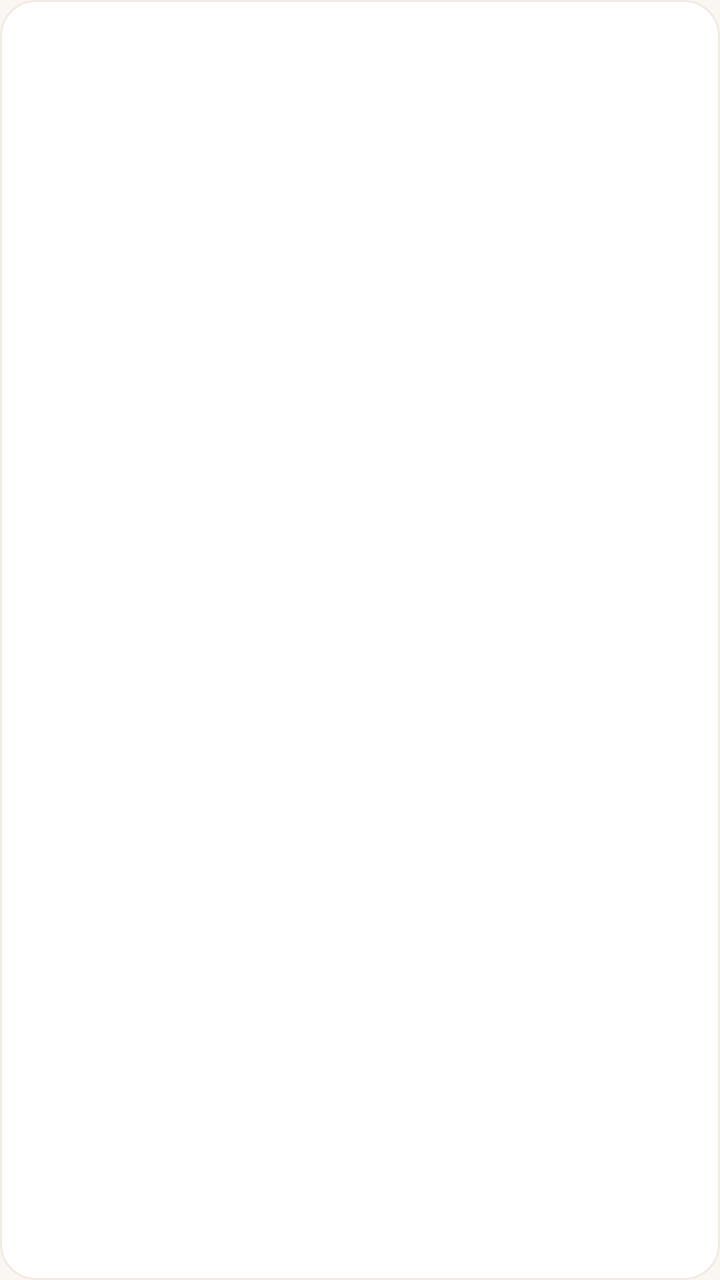
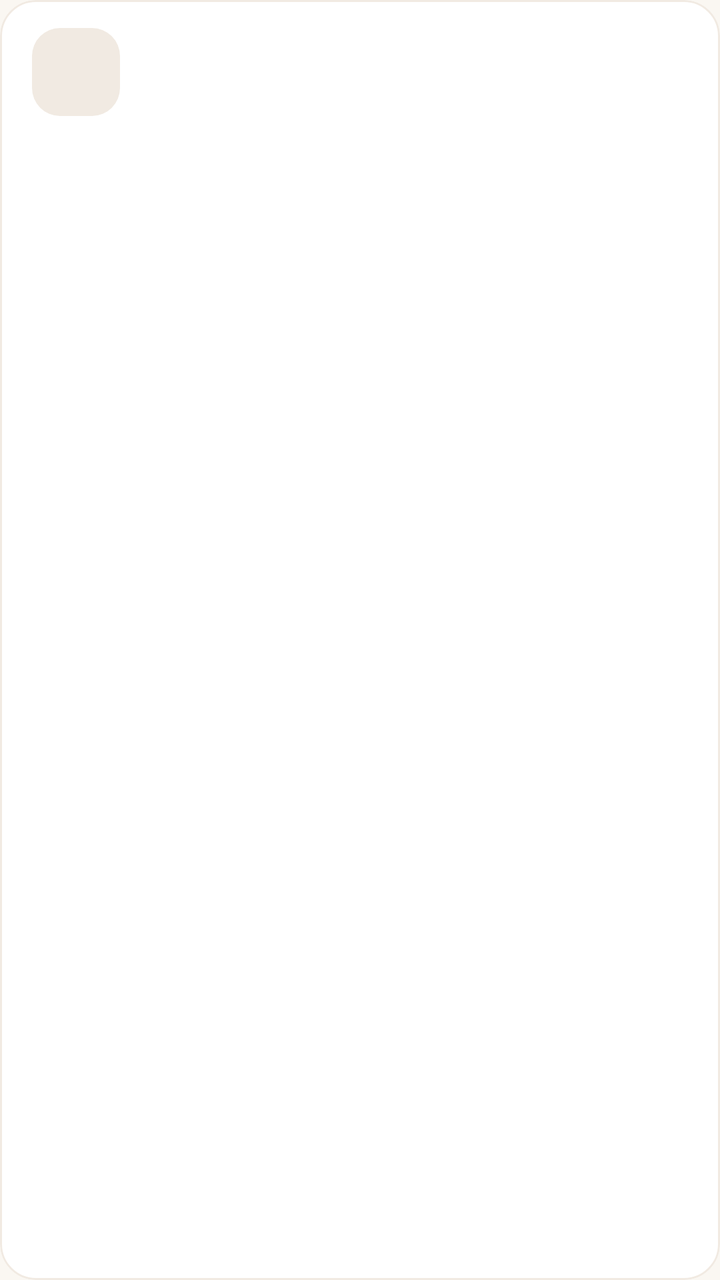

An Android layout rendered at two revisions. The XML below is the earlier revision; the diff shows what the commit changed to produce the second picture.
<!-- AndroidManifest.xml: application theme Theme.NoPainNoScan -->
<!-- res/layout/item_scan.xml -->
<?xml version="1.0" encoding="utf-8"?>
<com.google.android.material.card.MaterialCardView xmlns:android="http://schemas.android.com/apk/res/android"
    xmlns:app="http://schemas.android.com/apk/res-auto"
    android:layout_width="match_parent"
    android:layout_height="wrap_content"
    android:layout_marginBottom="8dp"
    app:cardCornerRadius="18dp">

    <LinearLayout
        android:layout_width="match_parent"
        android:layout_height="wrap_content"
        android:gravity="center_vertical"
        android:orientation="horizontal"
        android:paddingHorizontal="16dp"
        android:paddingVertical="14dp">

        <LinearLayout
            android:layout_width="0dp"
            android:layout_height="wrap_content"
            android:layout_weight="1"
            android:orientation="vertical">

            <TextView
                android:id="@+id/tvName"
                style="@style/Text.Body"
                android:layout_width="match_parent"
                android:layout_height="wrap_content"
                android:ellipsize="end"
                android:maxLines="1"
                android:textSize="15sp"
                android:textStyle="bold" />

            <TextView
                android:id="@+id/tvMeta"
                style="@style/Text.Muted"
                android:layout_width="wrap_content"
                android:layout_height="wrap_content"
                android:layout_marginTop="2dp" />
        </LinearLayout>

        <TextView
            android:id="@+id/tvScore"
            style="@style/Text.Pill"
            android:layout_width="wrap_content"
            android:layout_height="wrap_content"
            android:layout_marginStart="12dp"
            android:background="@drawable/bg_pill"
            android:paddingHorizontal="10dp"
            android:paddingVertical="6dp" />
    </LinearLayout>
</com.google.android.material.card.MaterialCardView>
<!-- resources referenced by this layout -->
<resources>
  <!-- drawable bg_pill (drawable) -->
  <?xml version="1.0" encoding="utf-8"?>
  <shape xmlns:android="http://schemas.android.com/apk/res/android" android:shape="rectangle">
      <corners android:radius="999dp" />
      <solid android:color="@color/surface" />
  </shape>
  <style name="Text.Body" parent="TextAppearance.Material3.BodyMedium">
          <item name="android:textSize">14sp</item>
          <item name="android:textColor">@color/ink</item>
      </style>
  <style name="Text.Muted" parent="TextAppearance.Material3.BodySmall">
          <item name="android:textSize">12sp</item>
          <item name="android:textColor">@color/muted</item>
      </style>
  <style name="Text.Pill" parent="TextAppearance.Material3.LabelMedium">
          <item name="android:fontFamily">@font/sora</item>
          <item name="android:textStyle">bold</item>
          <item name="android:textSize">13sp</item>
      </style>
  <color name="surface">#FFFFFF</color>
  <color name="ink">#1F1B17</color>
  <color name="muted">#7A7169</color>
  <color name="coral">#E0694F</color>
  <color name="on_coral">#FFFFFF</color>
  <color name="coral_container">#FFE3DA</color>
  <color name="coral_dark">#C4553D</color>
  <color name="tonal">#F1EAE2</color>
  <color name="tonal_2">#E8DFD4</color>
  <color name="cat_a_ne_pas_manger">#CC4A4A</color>
  <color name="bg">#FAF7F2</color>
  <style name="Widget.NoPainNoScan.Button" parent="Widget.Material3.Button">
          <item name="cornerRadius">18dp</item>
          <item name="android:minHeight">56dp</item>
          <item name="android:fontFamily">@font/sora</item>
          <item name="android:textStyle">bold</item>
          <item name="android:textSize">16sp</item>
          <item name="android:letterSpacing">0</item>
          <item name="android:textAllCaps">false</item>
      </style>
  <style name="Widget.NoPainNoScan.TextInput" parent="Widget.Material3.TextInputLayout.OutlinedBox">
          <item name="boxCornerRadiusTopStart">14dp</item>
          <item name="boxCornerRadiusTopEnd">14dp</item>
          <item name="boxCornerRadiusBottomStart">14dp</item>
          <item name="boxCornerRadiusBottomEnd">14dp</item>
          <item name="boxStrokeColor">@color/text_input_stroke</item>
          <item name="boxStrokeWidth">1.5dp</item>
          <item name="hintTextColor">@color/coral</item>
          <item name="android:textColorHint">@color/muted</item>
          <item name="suffixTextColor">@color/muted</item>
      </style>
  <style name="Widget.NoPainNoScan.Card" parent="Widget.Material3.CardView.Outlined">
          <item name="cardCornerRadius">24dp</item>
          <item name="cardElevation">0dp</item>
          <item name="strokeColor">@color/tonal</item>
          <item name="strokeWidth">1dp</item>
          <item name="cardBackgroundColor">@color/surface</item>
      </style>
  <!-- unchanged entries left out for length: 1 -->
</resources>

<!-- the commit's change to res/layout/item_scan.xml (unified diff, before → after) -->
@@ -13,6 +13,16 @@
         android:orientation="horizontal"
         android:paddingHorizontal="16dp"
         android:paddingVertical="14dp">
+
+        <com.google.android.material.imageview.ShapeableImageView
+            android:id="@+id/ivThumb"
+            android:layout_width="44dp"
+            android:layout_height="44dp"
+            android:layout_marginEnd="12dp"
+            android:background="@color/tonal"
+            android:contentDescription="@null"
+            android:scaleType="centerCrop"
+            app:shapeAppearanceOverlay="@style/Shape.NoPainNoScan.Photo" />
 
         <LinearLayout
             android:layout_width="0dp"
<!-- resource entries referenced after the edit -->
@@ -6,6 +6,10 @@
       <corners android:radius="999dp" />
       <solid android:color="@color/surface" />
   </shape>
+  <style name="Shape.NoPainNoScan.Photo" parent="ShapeAppearance.Material3.Corner.Medium">
+          <item name="cornerFamily">rounded</item>
+          <item name="cornerSize">14dp</item>
+      </style>
   <style name="Text.Body" parent="TextAppearance.Material3.BodyMedium">
           <item name="android:textSize">14sp</item>
           <item name="android:textColor">@color/ink</item>
